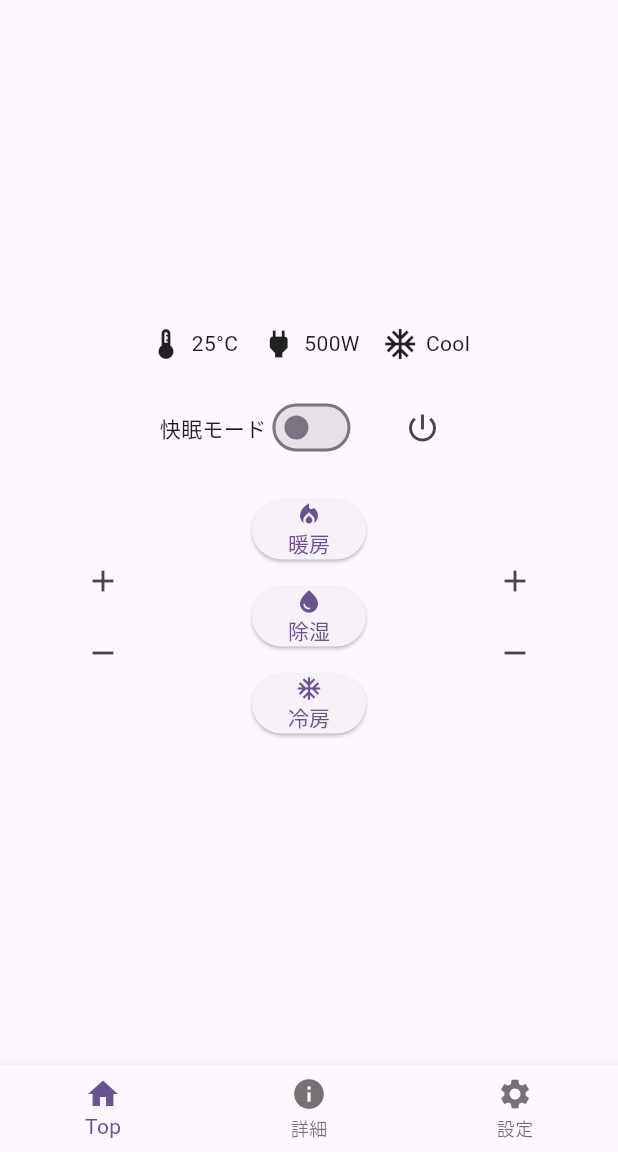
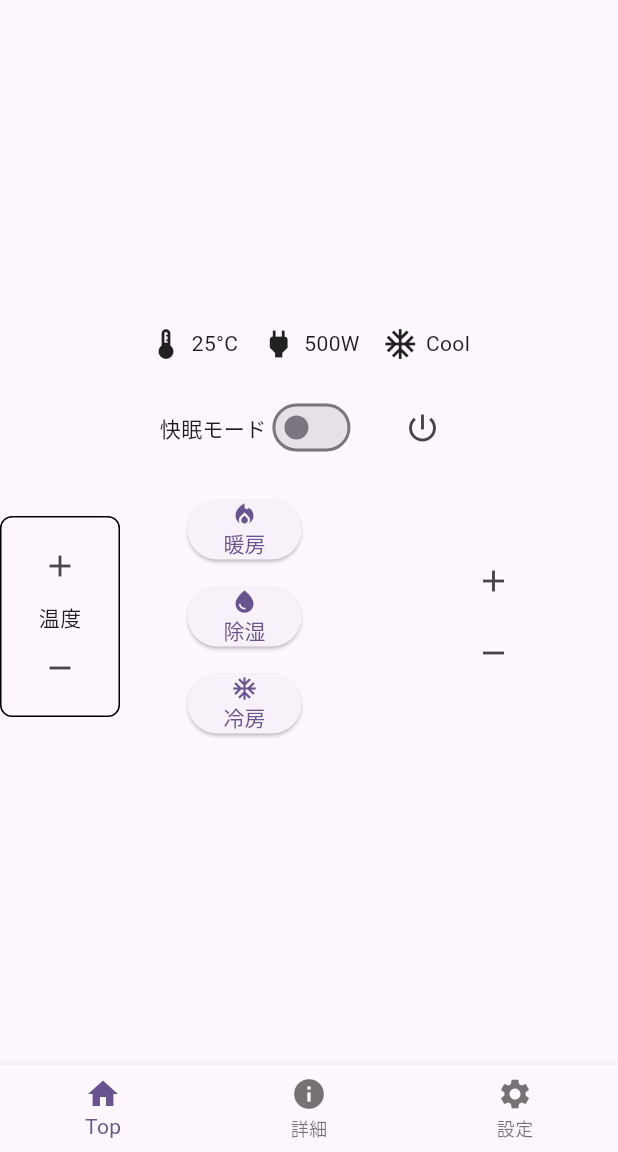
Before and after one commit to katagiri-tetsuto/Sechack365_3_teamA, a Flutter app: the screen it shows after launch, on a phone screen of 412 x 824 dp, the part 84-1236 px from its top. Run offline on Flutter 3.47's test engine with Material 3 defaults, Android fonts, the phone set to English and light mode, and no system bars.

Commit message:
温度アイコン修正

```diff
--- a/mobileui/lib/main.dart
+++ b/mobileui/lib/main.dart
@@ -87,12 +87,24 @@
             SizedBox(height: 20),
             Row(
               children: [
-                Expanded(
-                  child: Column(
-                    children: [
-                      IconButton(icon: Icon(Icons.add), onPressed: () {}),
-                      IconButton(icon: Icon(Icons.remove), onPressed: () {}),
-                    ],
+                SizedBox(
+                  width: 80,
+                  child: Container(
+                    decoration: BoxDecoration(
+                      border: Border.all(color: Colors.black),
+                      borderRadius: BorderRadius.circular(8),
+                    ),
+                    padding: EdgeInsets.all(8),
+                    child: Column(
+                      mainAxisSize: MainAxisSize.min,
+                      mainAxisAlignment: MainAxisAlignment.center,
+                      crossAxisAlignment: CrossAxisAlignment.center,
+                      children: [
+                        IconButton(icon: Icon(Icons.add), onPressed: () {}),
+                        Text('温度'),
+                        IconButton(icon: Icon(Icons.remove), onPressed: () {}),
+                      ],
+                    ),
                   ),
                 ),
                 Expanded(
```
